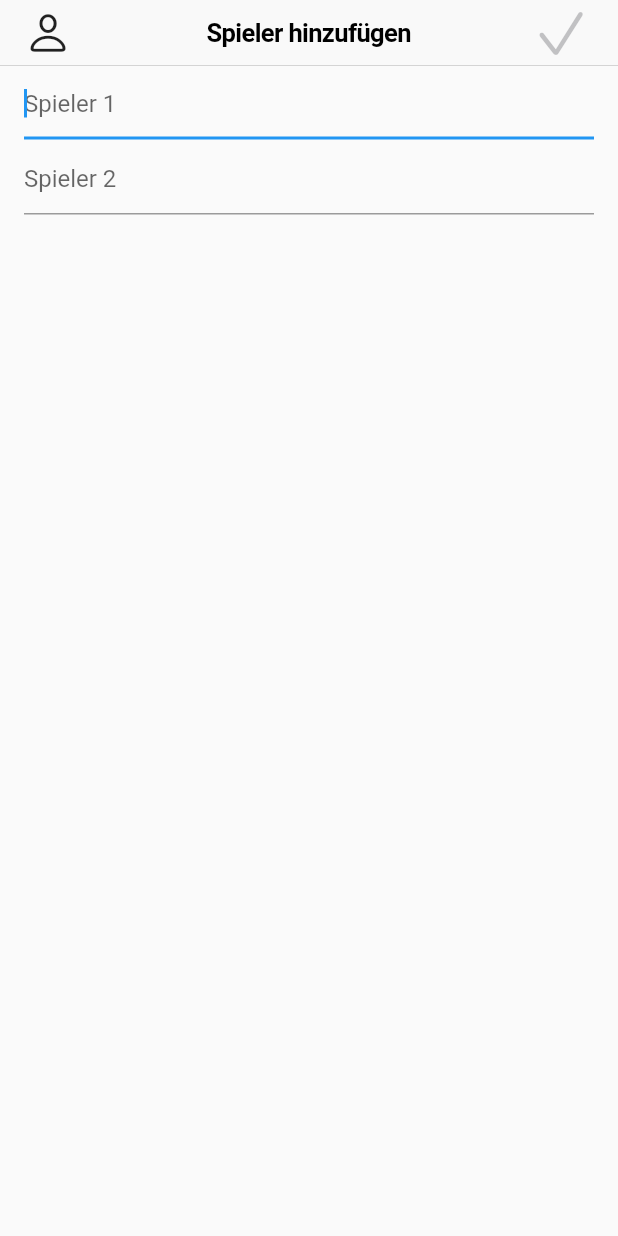
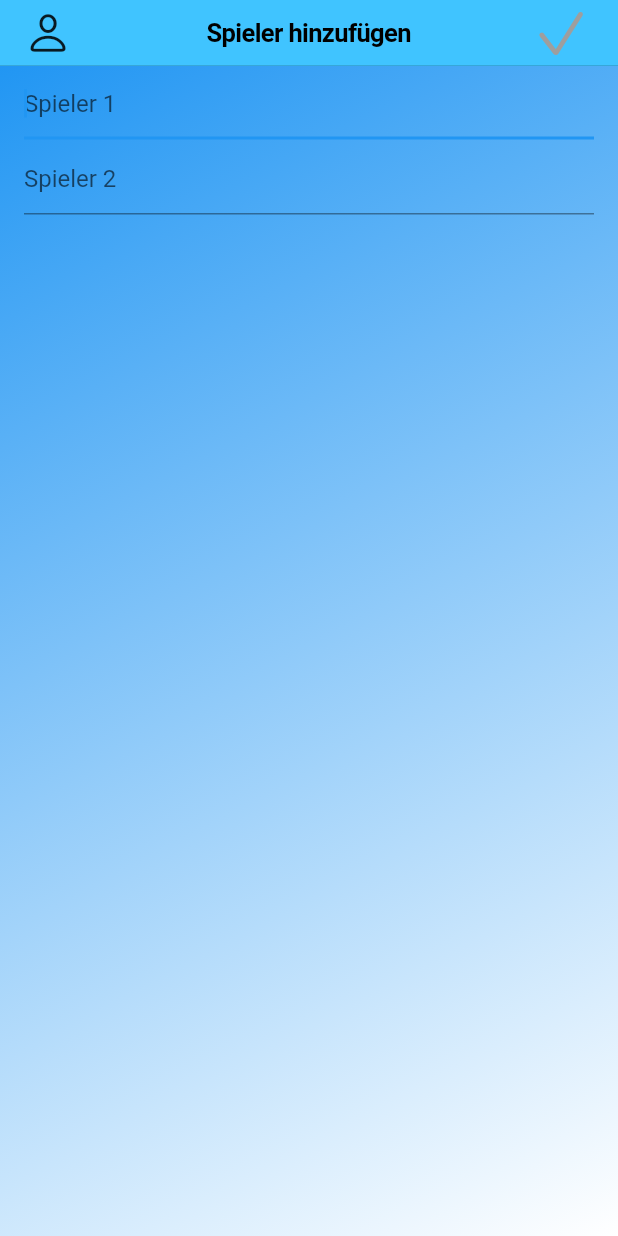
Before and after one commit to Freestyler100/championship, a Flutter app: the screen it shows after launch, on a phone screen of 412 x 824 dp. Run offline on Flutter 3.47's test engine with Material 2 defaults, Android fonts, the light colour scheme and no system bars.

Commit message:
add background to SelectPlayersView

```diff
--- a/lib/select_players_view.dart
+++ b/lib/select_players_view.dart
@@ -48,6 +48,7 @@ class _SelectPlayersViewState extends State<SelectPlayersView> {
   Widget build(BuildContext context) {
     return Scaffold(
       appBar: CupertinoNavigationBar(
+          backgroundColor: Colors.lightBlueAccent,
           leading: Icon(CupertinoIcons.person),
           middle: Text("Spieler hinzufügen"),
           trailing: CupertinoButton(
@@ -55,6 +56,7 @@ class _SelectPlayersViewState extends State<SelectPlayersView> {
             child: Icon(
               CupertinoIcons.check_mark,
               size: 40,
+              color: (readyToStart ? Colors.white : Colors.grey),
             ),
             onPressed: (readyToStart
                 ? () {
@@ -62,7 +64,10 @@ class _SelectPlayersViewState extends State<SelectPlayersView> {
                   }
                 : null),
           )),
-      body: Column(
+      body: Container(
+        decoration: BoxDecoration(
+            gradient: LinearGradient(begin: Alignment.topLeft, end: Alignment.bottomRight, colors: [Colors.blue, Colors.white])),
+        child: Column(
           children: [
             if (showMessageNoDoublePlayerNames)
               Container(
@@ -135,6 +140,7 @@ class _SelectPlayersViewState extends State<SelectPlayersView> {
             ),
           ],
         ),
+      ),
     );
   }
 
```
Lines whose indentation alone changed are shown as unchanged.
